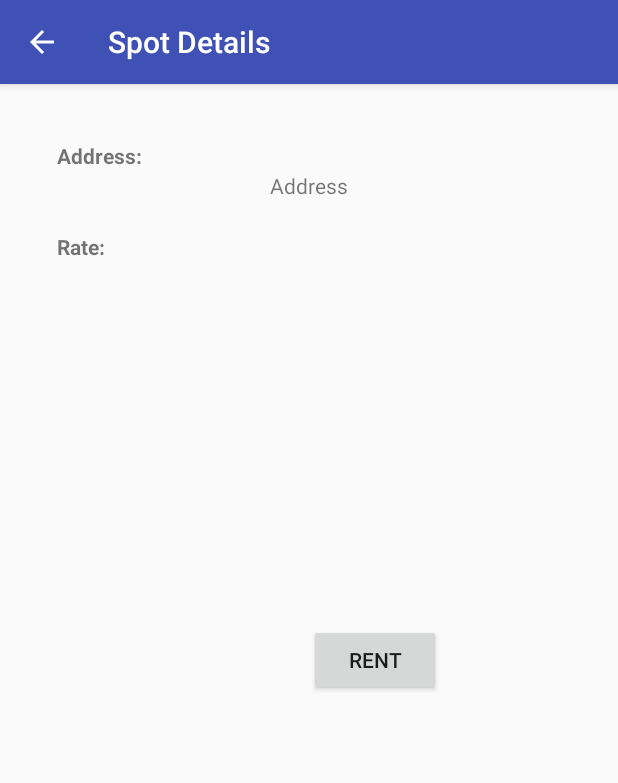
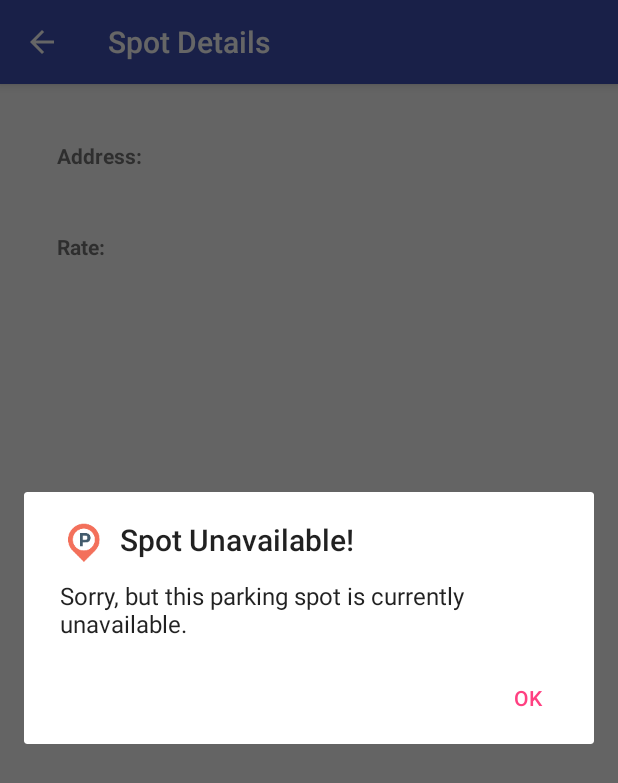
Before and after one commit to nathan-inge/SpotCheck, an Android app: the SpotDetailActivity screen opened directly, with no data from a screen before it, on a phone screen of 412 x 824 dp. Shown: the top 783 px of the screen. Run offline under Robolectric (Android 15) with nearby library versions, the phone set to English and light mode, and no system bars; our stand-ins replace Firebase (no records; nobody signed in at launch, a user with empty details on screens opened directly).

Commit message:
Implemented passable rent/delete/unavailable functionality

```diff
--- a/sc_android/app/src/main/java/com/ucsb/cs48/spotcheck/GoogleMapsActivity.java
+++ b/sc_android/app/src/main/java/com/ucsb/cs48/spotcheck/GoogleMapsActivity.java
@@ -2,11 +2,6 @@ package com.ucsb.cs48.spotcheck;
 
 import android.app.ActionBar;
 import android.content.Intent;
-import android.graphics.Bitmap;
-import android.graphics.BitmapFactory;
-import android.os.Build;
-import android.os.Handler;
-import android.os.Looper;
 import android.support.annotation.NonNull;
 import android.support.design.widget.NavigationView;
 import android.support.v4.app.FragmentActivity;
--- a/sc_android/app/src/main/java/com/ucsb/cs48/spotcheck/SpotDetailActivity.java
+++ b/sc_android/app/src/main/java/com/ucsb/cs48/spotcheck/SpotDetailActivity.java
@@ -64,6 +64,8 @@ public class SpotDetailActivity extends AppCompatActivity {
                         }
                     });
 
+                } else {
+                    showSpotNotAvailableDialog();
                 }
             }
         });
@@ -77,9 +79,19 @@ public class SpotDetailActivity extends AppCompatActivity {
                 "The owner will be provided with your email to contact you directly."))
             .setPositiveButton("Rent", new DialogInterface.OnClickListener() {
                 public void onClick(DialogInterface dialog, int which) {
-                    // continue with rent
                     // TODO: Actually send owner details or connect users somehow
-                    Toast.makeText(getApplicationContext(), "Request Sent!",Toast.LENGTH_SHORT).show();
+                    // TODO: and mark parking spot as "taken" or "unavaliable"
+                    // TODO: For now, just delete it because... yolo
+
+                    if(spot != null) {
+                        scFirebase.deleteParkingSpot(spot.getSpotID());
+                    }
+
+                    Toast.makeText(
+                        getApplicationContext(),
+                        "Request Sent!",
+                        Toast.LENGTH_SHORT).show();
+
                     finish();
                 }
             })
@@ -91,4 +103,18 @@ public class SpotDetailActivity extends AppCompatActivity {
             .setIcon(R.mipmap.spot_marker_icon)
             .show();
     }
+
+    public void showSpotNotAvailableDialog() {
+        AlertDialog.Builder builder = new AlertDialog.Builder(this);
+
+        builder.setTitle("Spot Unavailable!")
+            .setMessage(("Sorry, but this parking spot is currently unavailable."))
+            .setPositiveButton("OK", new DialogInterface.OnClickListener() {
+                public void onClick(DialogInterface dialog, int which) {
+                    finish();
+                }
+            })
+            .setIcon(R.mipmap.spot_marker_icon)
+            .show();
+    }
 }
--- a/sc_android/app/src/main/res/layout/activity_spot_detail.xml
+++ b/sc_android/app/src/main/res/layout/activity_spot_detail.xml
@@ -14,7 +14,7 @@
         android:layout_alignParentTop="true"
         android:layout_centerHorizontal="true"
         android:layout_marginTop="58dp"
-        android:text="@string/address_placeholder"/>
+        />
 
     <TextView
         android:id="@+id/spot_detail_rate_view"
```
